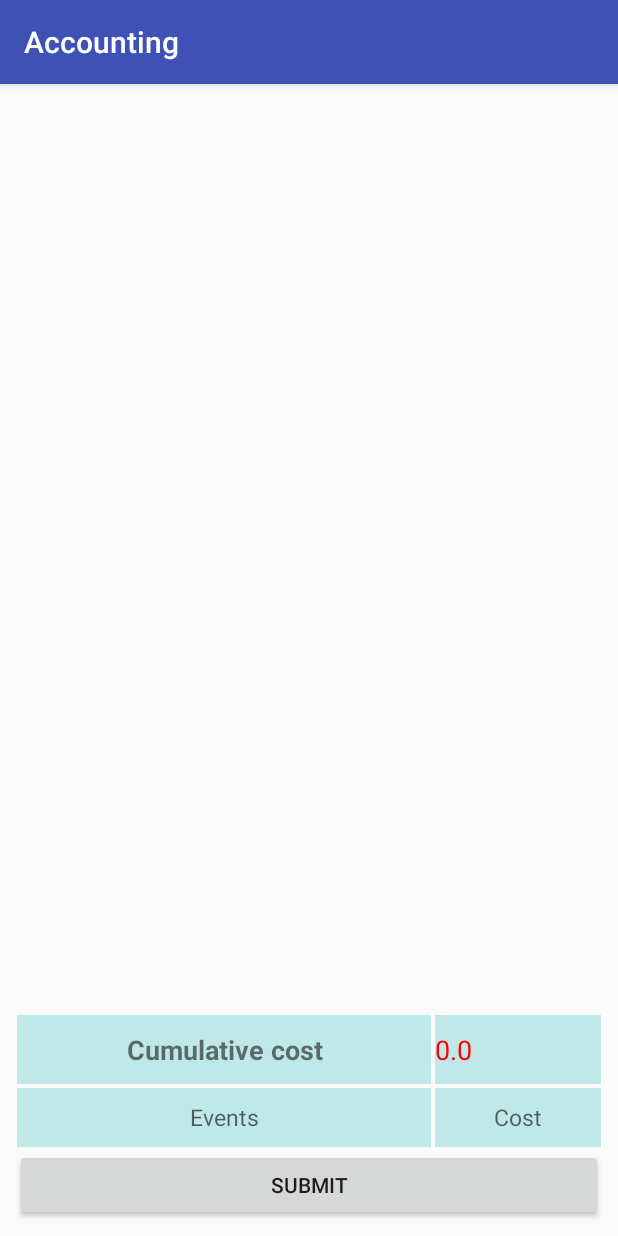
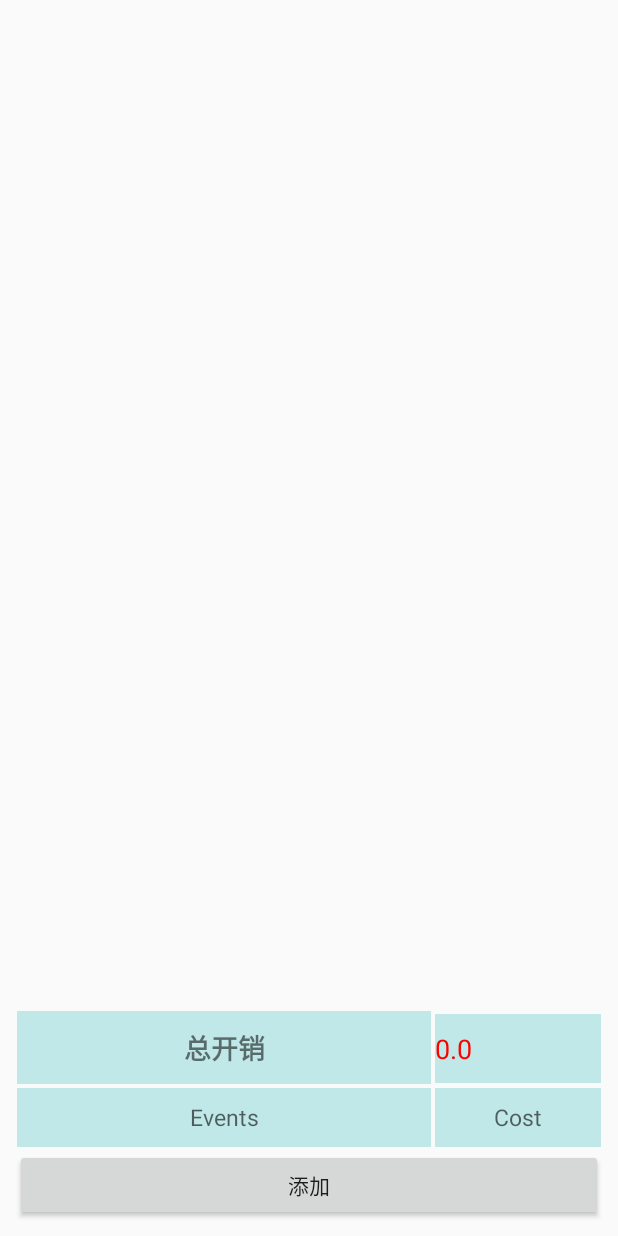
Before and after one commit to Byacht/Accounting, an Android app: the screen it shows after launch (MainActivity), on a phone screen of 412 x 824 dp. Run offline under Robolectric (Android 15) with nearby library versions, the phone set to English and light mode, and no system bars; 1 statement that could not run was skipped.

Commit message:
Second Commit with AD

```diff
--- a/app/build.gradle
+++ b/app/build.gradle
@@ -29,4 +29,5 @@ dependencies {
     compile project(':library')
     compile project(':pullToRefreshListFragment')
     compile project(':pullToRefreshViewPager')
+    compile files('libs/YoumiSdk_v6.4.3_2016-08-16.jar')
 }
--- a/app/src/main/java/com/example/dn/accounting/MainActivity.java
+++ b/app/src/main/java/com/example/dn/accounting/MainActivity.java
@@ -1,8 +1,11 @@
 package com.example.dn.accounting;
 
+import android.app.Activity;
 import android.app.AlertDialog;
 import android.content.ContentValues;
+import android.content.Context;
 import android.content.DialogInterface;
+import android.content.Intent;
 import android.database.Cursor;
 import android.database.sqlite.SQLiteDatabase;
 import android.os.AsyncTask;
@@ -15,9 +18,9 @@ import android.view.LayoutInflater;
 import android.view.MenuItem;
 import android.view.View;
 import android.widget.AdapterView;
-import android.widget.ArrayAdapter;
 import android.widget.Button;
 import android.widget.EditText;
+import android.widget.LinearLayout;
 import android.widget.ListView;
 import android.widget.TextView;
 import android.widget.Toast;
@@ -26,10 +29,12 @@ import com.handmark.pulltorefresh.library.PullToRefreshBase;
 import com.handmark.pulltorefresh.library.PullToRefreshListView;
 import com.ht.sqlite.MyDataBaseHelper;
 
+import net.youmi.android.AdManager;
+import net.youmi.android.normal.banner.BannerManager;
+
 import java.util.ArrayList;
-import java.util.List;
 
-public class MainActivity extends AppCompatActivity implements View.OnClickListener {
+public class MainActivity extends Activity implements View.OnClickListener, AdapterView.OnItemClickListener {
 
     public static final int DELETE_DATA = 0;
     public static final int UPDATE_DATA = 1;
@@ -53,21 +58,26 @@ public class MainActivity extends AppCompatActivity implements View.OnClickListe
         super.onCreate(savedInstanceState);
         setContentView(R.layout.activity_main);
 
+        AdManager.getInstance(this).init("7a3005bf37e8f523","ead3f10f78d624c2",false,true);
+        View adView = BannerManager.getInstance(this).getBanner(this);
+        LinearLayout adLayout = (LinearLayout) findViewById(R.id.adLayout);
+        adLayout.addView(adView);
+
         allCost = (TextView) findViewById(R.id.cost_textview);
         eventsEdit = (EditText) findViewById(R.id.edit_events);
         costEdit = (EditText) findViewById(R.id.edit_cost);
-        updateAccountsView = LayoutInflater.from(this).inflate(R.layout.update_edit,null);
-        updateEventEdit = (EditText)updateAccountsView.findViewById(R.id.update_edit_events);
-        updateCostEdit = (EditText)updateAccountsView.findViewById(R.id.update_edit_cost);
+        updateAccountsView = LayoutInflater.from(this).inflate(R.layout.update_edit, null);
+        updateEventEdit = (EditText) updateAccountsView.findViewById(R.id.update_edit_events);
+        updateCostEdit = (EditText) updateAccountsView.findViewById(R.id.update_edit_cost);
         submit = (Button) findViewById(R.id.submitbtn);
-        listView = (ListView) findViewById(R.id.accounts_list);
+//        listView = (ListView) findViewById(R.id.accounts_list);
 
-        myDataBaseHelper = new MyDataBaseHelper(this,"Accounts.db",null,1);
+        myDataBaseHelper = new MyDataBaseHelper(this, "Accounts.db", null, 1);
 
         messages = new ArrayList<AccountsMessage>();
 
-        adapter = new AccountsAdapter(this,R.layout.accounts_list,messages);
-        listView.setAdapter(adapter);
+        adapter = new AccountsAdapter(this, R.layout.accounts_list, messages);
+//        listView.setAdapter(adapter);
 
         refreshAccountsList();
 
@@ -76,7 +86,7 @@ public class MainActivity extends AppCompatActivity implements View.OnClickListe
         refreshListView.setOnRefreshListener(new PullToRefreshBase.OnRefreshListener<ListView>() {
             @Override
             public void onRefresh(final PullToRefreshBase<ListView> refreshView) {
-                new AsyncTask<Void,Void,Void>(){
+                new AsyncTask<Void, Void, Void>() {
 
                     @Override
                     protected Void doInBackground(Void... voids) {
@@ -92,6 +102,9 @@ public class MainActivity extends AppCompatActivity implements View.OnClickListe
                     protected void onPostExecute(Void aVoid) {
 //                        adapter.addAll("is cp");
 //                        refreshView.onRefreshComplete();
+                        Log.d("out", "1111");
+                        refreshAccountsList();
+                        refreshListView.onRefreshComplete();
                     }
                 }.execute();
             }
@@ -99,21 +112,26 @@ public class MainActivity extends AppCompatActivity implements View.OnClickListe
 
         submit.setOnClickListener(this);
 //        listView.setOnItemLongClickListener(this);
+//        listView.setOnCreateContextMenuListener(this);
+        listView = refreshListView.getRefreshableView();
+        listView.setOnItemClickListener(this);
         listView.setOnCreateContextMenuListener(this);
+
     }
 
 
 
     @Override
     public void onCreateContextMenu(ContextMenu menu, View v, ContextMenu.ContextMenuInfo menuInfo) {
-        menu.add(0, DELETE_DATA, 0, "Delete");
-        menu.add(0, UPDATE_DATA, 0, "Update");
+        menu.add(0, DELETE_DATA, 0, "删除数据");
+        menu.add(0, UPDATE_DATA, 0, "更新数据");
     }
 
     @Override
     public boolean onContextItemSelected(MenuItem item) {
         AdapterView.AdapterContextMenuInfo info = (AdapterView.AdapterContextMenuInfo) item.getMenuInfo();
-        int position = info.position;
+        int position = info.position - 1;
+        Log.d("out","position:"+position);
         switch (item.getItemId()){
             case DELETE_DATA:
                 removeAccount(position);
@@ -132,10 +150,11 @@ public class MainActivity extends AppCompatActivity implements View.OnClickListe
         if (!TextUtils.isEmpty(eventsEdit.getText()) && !TextUtils.isEmpty(costEdit.getText())){
             ContentValues values = getMessages(eventsEdit,costEdit);
             add(values);
+            refreshAccountsList();
         }else{
-            Toast.makeText(this,"Content can't be empty",Toast.LENGTH_SHORT).show();
+            Toast.makeText(this,"内容不能为空",Toast.LENGTH_SHORT).show();
         }
-        refreshAccountsList();
+//        refreshAccountsList();
     }
 
     private void refreshAccountsList(){
@@ -164,14 +183,14 @@ public class MainActivity extends AppCompatActivity implements View.OnClickListe
             }while (cursor.moveToNext());
         }
         cursor.close();
-        Log.d("out","refresh");
         adapter.notifyDataSetChanged();
-        listView.setSelection(messages.size());
+//        listView.setSelection(messages.size());
         showCumulativeCost(allCost);
     }
 
     private void showCumulativeCost(float cost){
-        allCost.setText(String.valueOf(cost));
+        float costAfterHandler = (float)(Math.round(cost*10))/10;
+        allCost.setText(String.valueOf(costAfterHandler));
         if (cost<0){
             allCost.setTextColor(0xff99ff00);
         }else{
@@ -235,4 +254,13 @@ public class MainActivity extends AppCompatActivity implements View.OnClickListe
                 .show();
     }
 
+
+    @Override
+    public void onItemClick(AdapterView<?> adapterView, View view, int position, long l) {
+        AccountsMessage message = messages.get(position-1);
+        Intent showDetailIntent = new Intent(this,ShowDetailActivity.class);
+        showDetailIntent.putExtra("event",message.getEvents());
+        showDetailIntent.putExtra("cost",message.getCost());
+        startActivity(showDetailIntent);
+    }
 }
--- a/app/src/main/res/layout/activity_main.xml
+++ b/app/src/main/res/layout/activity_main.xml
@@ -10,17 +10,18 @@
 
     <com.handmark.pulltorefresh.library.PullToRefreshListView
         android:layout_width="match_parent"
-        android:layout_height="350dp"
+        android:layout_height="0dp"
+        android:layout_weight="1"
         android:id="@+id/refresh_listview">
 
     </com.handmark.pulltorefresh.library.PullToRefreshListView>
-
+<!--
     <ListView
         android:layout_width="match_parent"
         android:layout_height="0dp"
         android:layout_weight="1"
         android:id="@+id/accounts_list">
-    </ListView>
+    </ListView>-->
 
     <LinearLayout
         android:layout_width="match_parent"
@@ -29,7 +30,7 @@
             android:layout_width="0dp"
             android:layout_height="wrap_content"
             android:layout_weight="5"
-            android:text="Cumulative cost"
+            android:text="总开销"
             android:layout_margin="1dp"
             android:lines="2"
             android:textStyle="bold"
@@ -45,7 +46,8 @@
             android:lines="2"
             android:gravity="center_vertical"
             android:textSize="18sp"
-            android:background="#99dd"/>
+            android:background="#99dd"
+            android:ellipsize="end"/>
     </LinearLayout>
 
     <LinearLayout
@@ -79,6 +81,13 @@
         android:layout_width="match_parent"
         android:layout_height="wrap_content"
         android:id="@+id/submitbtn"
-        android:text="Submit"/>
+        android:text="添加"/>
+
+    <LinearLayout
+        android:layout_width="match_parent"
+        android:layout_height="wrap_content"
+        android:id="@+id/adLayout"
+        android:orientation="horizontal">
+    </LinearLayout>
 
 </LinearLayout>
```
Also changed, not shown: app/src/main/AndroidManifest.xml (+26 -0 lines), app/src/main/java/com/example/dn/accounting/ShowDetailActivity.java (added, +30 -0 lines), app/src/main/res/layout/accounts_list.xml (+12 -6 lines), app/src/main/res/layout/activity_show_detail.xml (added, +60 -0 lines), app/libs/YoumiSdk_v6.4.3_2016-08-16.jar (added), app/src/main/res/mipmap-hdpi/background.jpeg (added), 1 other file.
